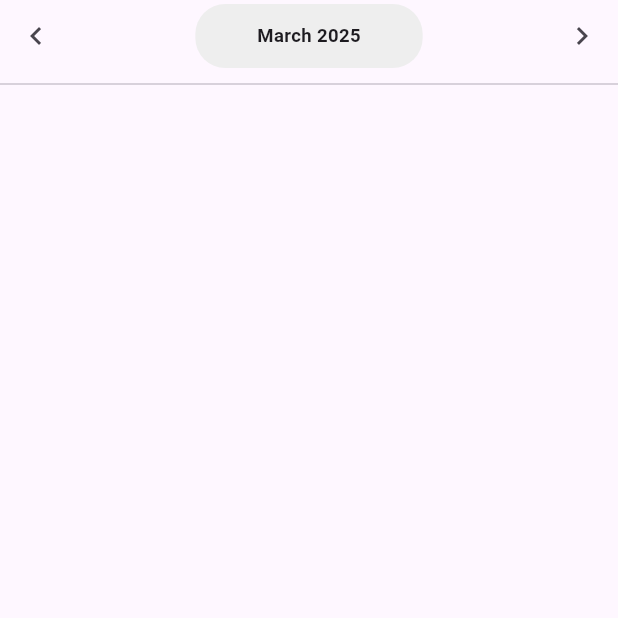
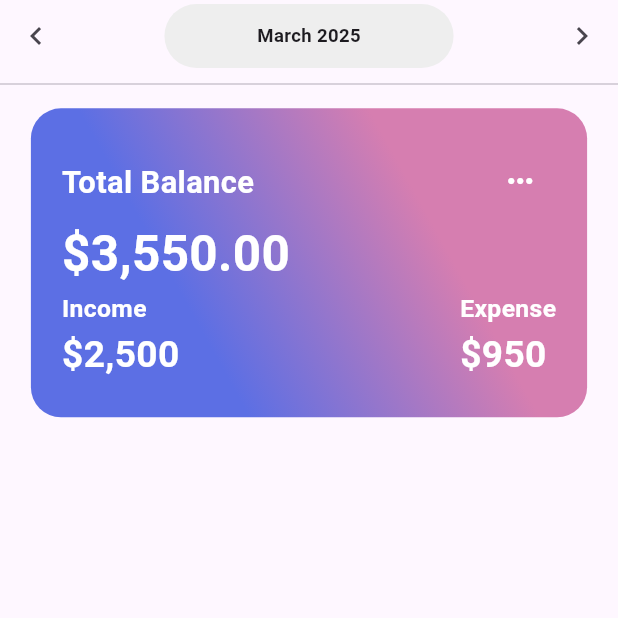
Before and after one commit to pinithasavidya617/money-manage-flutter, a Flutter app: the HomeScreen screen opened directly, on a phone screen of 412 x 824 dp, the top half of it. Run offline on Flutter 3.47's test engine with Material 3 defaults, Android fonts, the phone set to English and light mode, and no system bars.

Commit message:
Add Income Expense card

```diff
--- a/lib/screens/home_screen.dart
+++ b/lib/screens/home_screen.dart
@@ -23,10 +23,10 @@ class _HomeScreenState extends State<HomeScreen> {
                 GestureDetector(
                   onTap: () {},
                   child: Container(
-                    padding: EdgeInsets.symmetric(horizontal: SizeConfig.blockHeight * 5, vertical: SizeConfig.blockWidth * 3),
+                    padding: EdgeInsets.symmetric(horizontal: SizeConfig.blockWidth * 15, vertical: SizeConfig.blockHeight * 1.5),
                     decoration: BoxDecoration(
                       color: Colors.grey[200],
-                      borderRadius: BorderRadius.circular(20)
+                      borderRadius: BorderRadius.circular(25)
                     ),
                     child: Text(
                       "March 2025",
@@ -43,7 +43,95 @@ class _HomeScreenState extends State<HomeScreen> {
             ),
             Divider(
               thickness: 1,
-            )
+            ),
+              Column(
+                children: [
+                  Container(
+                    margin: EdgeInsets.symmetric(horizontal: SizeConfig.blockWidth * 5, vertical: SizeConfig.blockHeight),
+                    padding: EdgeInsets.symmetric(horizontal: SizeConfig.blockWidth * 5, vertical: SizeConfig.blockHeight * 3),
+                    decoration: BoxDecoration(
+                        borderRadius: BorderRadius.circular(20),
+                        gradient: LinearGradient(
+                          colors: [Color(0xFF5C6FE4), Color(0xFFD67EB0)],
+                            begin: Alignment.bottomLeft,
+                            end: Alignment.topRight,
+                        stops: [0.3, 0.7])
+                    ),
+                    height: SizeConfig.blockHeight * 25,
+                    child: Column(
+                      crossAxisAlignment: CrossAxisAlignment.start,
+                      children: [
+                        Row(
+                          mainAxisAlignment: MainAxisAlignment.spaceBetween,
+                          children: [
+                            Text(
+                              "Total Balance",
+                              style: TextStyle(
+                                color: Colors.white,
+                                fontSize: SizeConfig.blockWidth * 5,
+                                fontWeight: FontWeight.bold
+                              ),
+                            ),
+                            IconButton(onPressed: (){},
+                                icon: Icon(Icons.more_horiz), color: Colors.white,),
+                          ],
+
+                        ),
+                        SizedBox(height: SizeConfig.blockHeight * 0.1,),
+                        Text(
+                          "\$3,550.00",
+                          style: TextStyle(
+                              color: Colors.white,
+                              fontSize: SizeConfig.blockWidth * 8,
+                              fontWeight: FontWeight.bold
+                          ),
+                        ),
+                        Spacer(),
+                        Row(
+                          mainAxisAlignment: MainAxisAlignment.spaceBetween,
+                          children: [
+                            Column(
+                              crossAxisAlignment: CrossAxisAlignment.start,
+                              children: [
+                                Text("Income",
+                                style: TextStyle(
+                                    color: Colors.white,
+                                    fontSize: SizeConfig.blockWidth * 4,
+                                    fontWeight: FontWeight.bold
+                                ),),
+                                Text("\$2,500",
+                                  style: TextStyle(
+                                      color: Colors.white,
+                                      fontSize: SizeConfig.blockWidth * 6,
+                                      fontWeight: FontWeight.bold
+                                  ),
+                                )
+                              ],
+                            ),
+                            Column(
+                              crossAxisAlignment: CrossAxisAlignment.start,
+                              children: [
+                                Text("Expense",
+                                  style: TextStyle(
+                                      color: Colors.white,
+                                      fontSize: SizeConfig.blockWidth * 4,
+                                      fontWeight: FontWeight.bold
+                                  ),),
+                                Text("\$950",
+                                  style: TextStyle(
+                                      color: Colors.white,
+                                      fontSize: SizeConfig.blockWidth * 6,
+                                      fontWeight: FontWeight.bold
+                                  ),
+                                )                              ],
+                            )
+                          ],
+                        )
+                      ],
+                    ),
+                  )
+                ],
+              )
           ],
         ),
       ),
```
